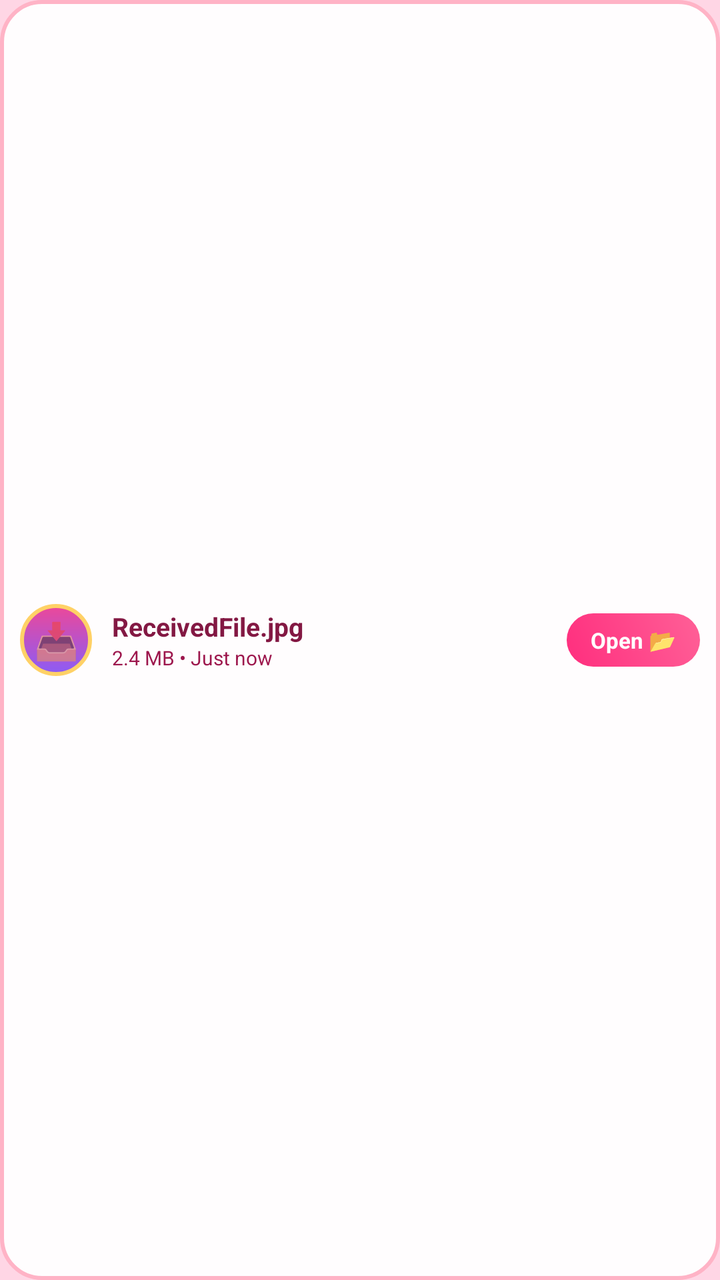
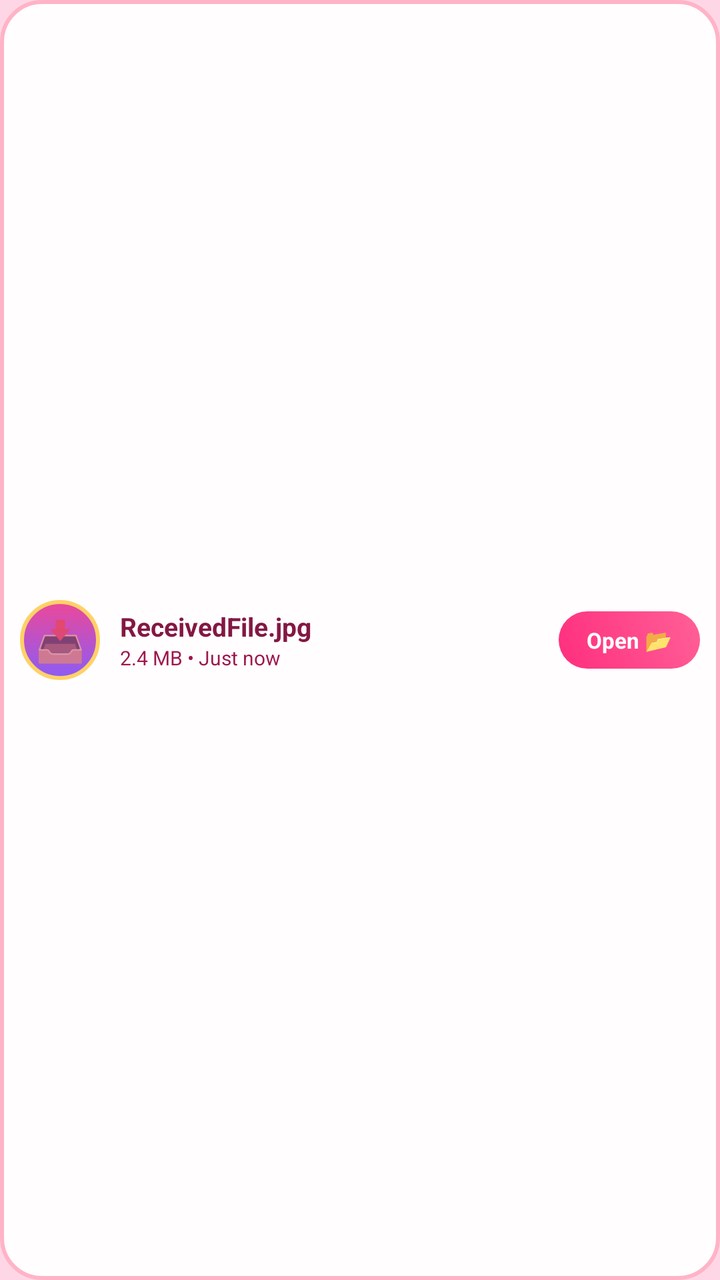

An Android layout rendered at two revisions. The XML below is the earlier revision; the diff shows what the commit changed to produce the second picture.
<!-- AndroidManifest.xml: application theme Theme.KidsLauncher -->
<!-- res/layout/item_received_file.xml -->
<?xml version="1.0" encoding="utf-8"?>
<LinearLayout xmlns:android="http://schemas.android.com/apk/res/android"
    android:layout_width="match_parent"
    android:layout_height="wrap_content"
    android:orientation="horizontal"
    android:gravity="center_vertical"
    android:background="@drawable/bg_melody_pill"
    android:padding="10dp"
    android:layout_marginBottom="6dp">

    <TextView
        android:id="@+id/tv_received_icon"
        android:layout_width="36dp"
        android:layout_height="36dp"
        android:gravity="center"
        android:background="@drawable/bg_avatar_circle"
        android:text="📥"
        android:textSize="18sp"
        android:layout_marginEnd="10dp" />

    <LinearLayout
        android:layout_width="0dp"
        android:layout_height="wrap_content"
        android:layout_weight="1"
        android:orientation="vertical">

        <TextView
            android:id="@+id/tv_received_name"
            android:layout_width="match_parent"
            android:layout_height="wrap_content"
            android:text="ReceivedFile.jpg"
            android:textColor="#831843"
            android:textSize="13sp"
            android:textStyle="bold"
            android:singleLine="true"
            android:ellipsize="middle" />

        <TextView
            android:id="@+id/tv_received_meta"
            android:layout_width="match_parent"
            android:layout_height="wrap_content"
            android:text="2.4 MB • Just now"
            android:textColor="#9D174D"
            android:textSize="10sp"
            android:singleLine="true" />
    </LinearLayout>

    <TextView
        android:id="@+id/btn_received_open"
        android:layout_width="wrap_content"
        android:layout_height="wrap_content"
        android:text="Open 📂"
        android:textColor="#FFFFFF"
        android:textSize="11sp"
        android:textStyle="bold"
        android:background="@drawable/bg_melody_chip_selected"
        android:paddingHorizontal="12dp"
        android:paddingVertical="6dp"
        android:layout_marginStart="8dp"
        android:clickable="true"
        android:focusable="true" />

</LinearLayout>
<!-- resources referenced by this layout -->
<resources>
  <!-- drawable bg_avatar_circle (drawable) -->
  <?xml version="1.0" encoding="utf-8"?>
  <shape xmlns:android="http://schemas.android.com/apk/res/android"
      android:shape="oval">
      <gradient
          android:angle="90"
          android:startColor="#8B5CF6"
          android:endColor="#EC4899"
          android:type="linear" />
      <stroke
          android:width="2dp"
          android:color="#FFD166" />
  </shape>
  <!-- drawable bg_melody_chip_selected (drawable) -->
  <?xml version="1.0" encoding="utf-8"?>
  <shape xmlns:android="http://schemas.android.com/apk/res/android"
      android:shape="rectangle">
      <corners android:radius="24dp" />
      <gradient
          android:angle="45"
          android:startColor="#FF2E7E"
          android:endColor="#FF6097"
          android:type="linear" />
      <padding
          android:left="16dp"
          android:top="8dp"
          android:right="16dp"
          android:bottom="8dp" />
  </shape>
  <!-- drawable bg_melody_pill (drawable) -->
  <?xml version="1.0" encoding="utf-8"?>
  <shape xmlns:android="http://schemas.android.com/apk/res/android"
      android:shape="rectangle">
      <corners android:radius="20dp" />
      <solid android:color="#F2FFFFFF" />
      <stroke
          android:width="2dp"
          android:color="#FFB3C6" />
  </shape>
  <style name="Theme.KidsLauncher" parent="Theme.MaterialComponents.DayNight.NoActionBar">
          <item name="colorPrimary">@color/kids_primary</item>
          <item name="colorPrimaryDark">@color/kids_primary_dark</item>
          <item name="colorAccent">@color/kids_accent</item>
          <item name="android:windowBackground">@color/kids_sky_end</item>
      </style>
  <color name="kids_primary">#FF4D8D</color>
  <color name="kids_primary_dark">#9D174D</color>
  <color name="kids_accent">#FBBF24</color>
  <color name="kids_sky_end">#FFD6E5</color>
</resources>

<!-- the commit's change to res/layout/item_received_file.xml (unified diff, before → after) -->
@@ -10,12 +10,12 @@
 
     <TextView
         android:id="@+id/tv_received_icon"
-        android:layout_width="36dp"
-        android:layout_height="36dp"
+        android:layout_width="40dp"
+        android:layout_height="40dp"
         android:gravity="center"
         android:background="@drawable/bg_avatar_circle"
         android:text="📥"
-        android:textSize="18sp"
+        android:textSize="20sp"
         android:layout_marginEnd="10dp" />
 
     <LinearLayout
@@ -54,8 +54,8 @@
         android:textSize="11sp"
         android:textStyle="bold"
         android:background="@drawable/bg_melody_chip_selected"
-        android:paddingHorizontal="12dp"
-        android:paddingVertical="6dp"
+        android:paddingHorizontal="14dp"
+        android:paddingVertical="7dp"
         android:layout_marginStart="8dp"
         android:clickable="true"
         android:focusable="true" />
